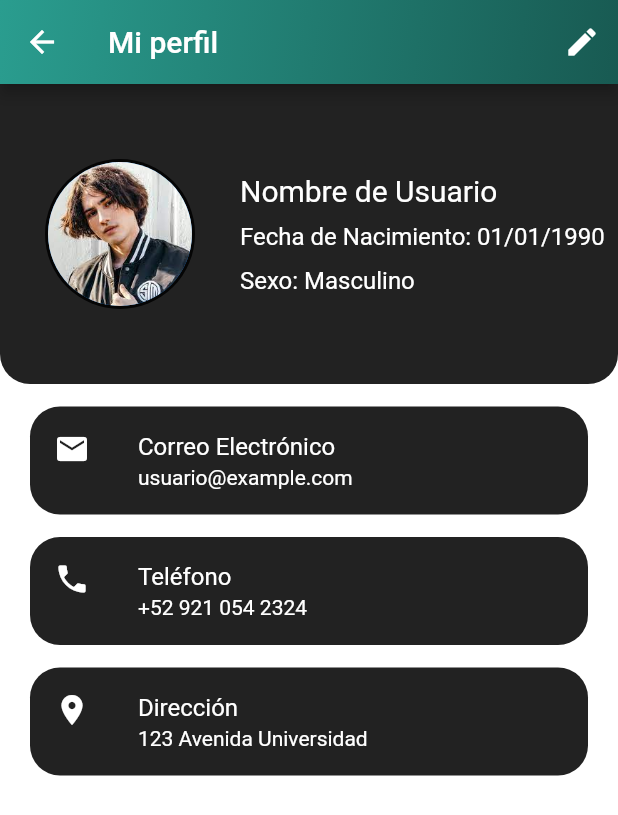
After one commit to WanderTheWeeb/Sante, a Flutter app: the UserProfile screen opened by its route, on a phone screen of 412 x 824 dp. The commit adds this screen. Shown: the top 815 px of the screen. Run offline on Flutter 3.47's test engine with Material 2 defaults, Android fonts, the light colour scheme and no system bars; our stand-ins replace shared_preferences, smooth_page_indicator; accounts and stored records are empty.

Commit message:
Antes de hacer una fusion con el anterior mi perfil

```diff
--- a/lib/main.dart
+++ b/lib/main.dart
@@ -1,6 +1,7 @@
 import 'package:flutter/material.dart';
 import 'package:sante2/src/screens/ChatScreen.dart';
 import 'package:sante2/src/screens/Sante.dart';
+import 'package:sante2/src/screens/Usuarios/UserProfile.dart';
 
 import 'src/screens/IntroductionScreen.dart';
 
@@ -16,6 +17,7 @@ class MyApp extends StatelessWidget {
         '/home' : (context) => const Sante(),
         '/IntroductionScreen' : (context) => const IntroductionScreen(),
         '/ChatScreen' : (context) => const ChatScreen(),
+        '/perfil' : (context) => const UserProfile(),
       },
       home: const IntroductionScreen(),
 
--- a/lib/src/screens/Sante.dart
+++ b/lib/src/screens/Sante.dart
@@ -47,18 +47,15 @@ class _SanteState extends State<Sante> {
               // Acción al presionar el botón de búsqueda
             },
           ),
-          IconButton(onPressed: () {
-
-          }, icon: const Icon(Icons.notifications)),
-          IconButton(onPressed: () {
-
-          }, icon: const Icon(Icons.more_horiz))
+          IconButton(onPressed: () {}, icon: const Icon(Icons.notifications)),
+          IconButton(onPressed: () {}, icon: const Icon(Icons.more_vert))
         ],
       ),
       body: const ChatScreen(),
       drawer: Drawer(
         width: 250,
-        shape: const RoundedRectangleBorder(borderRadius: BorderRadius.horizontal(right: Radius.circular(20)),
+        shape: const RoundedRectangleBorder(
+          borderRadius: BorderRadius.horizontal(right: Radius.circular(20)),
         ),
         child: Container(
           decoration: const BoxDecoration(
@@ -107,7 +104,8 @@ class _SanteState extends State<Sante> {
                           radius: 32,
                           child: CircleAvatar(
                             radius: 30,
-                            backgroundImage: AssetImage('assets/images/profileDefault.jpg'),
+                            backgroundImage:
+                                AssetImage('assets/images/profileDefault.jpg'),
                           ),
                         ),
                         SizedBox(width: 20),
@@ -133,13 +131,23 @@ class _SanteState extends State<Sante> {
                       ],
                     ),
                   ),
-                  const Divider(color: Colors.white, thickness: 3, indent: 15, endIndent: 15),
-                  TileDrawer('Mi perfil', Icons.account_circle),
-                  TileDrawer('Organizaciones', Icons.group),
-                  TileDrawer('Configuración', Icons.settings),
-                  TileDrawer('Sobre Nosotros', Icons.emoji_people),
-                  TileDrawer('Contáctanos', Icons.corporate_fare),
-                  TileDrawer('Soy Psicólogo', Icons.psychology),
+                  const Divider(
+                      color: Colors.white,
+                      thickness: 3,
+                      indent: 15,
+                      endIndent: 15),
+                  TileDrawer(
+                      context, 'perfil', 'Mi perfil', Icons.account_circle),
+                  TileDrawer(
+                      context, 'Organizaciones', 'Organizaciones', Icons.group),
+                  TileDrawer(context, 'Configuración', 'Configuración',
+                      Icons.settings),
+                  TileDrawer(
+                      context, 'AboutUs', 'Sobre Nosotros', Icons.emoji_people),
+                  TileDrawer(context, 'Contactanos', 'Contáctanos',
+                      Icons.corporate_fare),
+                  TileDrawer(
+                      context, 'Psycho', 'Soy Psicólogo', Icons.psychology),
                 ],
               ),
             ],
--- /dev/null
+++ b/lib/src/screens/Usuarios/UserProfile.dart
@@ -0,0 +1,147 @@
+import 'package:flutter/material.dart';
+
+class UserProfile extends StatelessWidget {
+  const UserProfile({Key? key}) : super(key: key);
+
+  @override
+  Widget build(BuildContext context) {
+    return Scaffold(
+      backgroundColor: Colors.white,
+      appBar: AppBar(
+        title: const Text('Mi perfil'),
+        flexibleSpace: Container(
+          decoration: const BoxDecoration(
+            gradient: LinearGradient(
+              colors: [
+                Color.fromRGBO(42, 157, 143, 1.0),
+                Color.fromRGBO(24, 90, 82, 1.0),
+              ],
+              begin: Alignment.topLeft,
+              end: Alignment.bottomRight,
+            ),
+          ),
+        ),
+        actions: [
+          IconButton(onPressed: () {}, icon: const Icon(Icons.edit)),
+        ],
+      ),
+      body: Column(
+        children: [
+          Container(
+            height: 200,
+            decoration: const BoxDecoration(
+              color: Colors.black87,
+              borderRadius: BorderRadius.only(
+                bottomLeft: Radius.circular(20),
+                bottomRight: Radius.circular(20),
+              ),
+            ),
+            child: const Row(
+              children: [
+                Padding(
+                  padding: EdgeInsets.all(30),
+                  child: CircleAvatar(
+                    backgroundColor: Colors.black87,
+                    radius: 50,
+                    child: CircleAvatar(
+                      radius: 48,
+                      backgroundImage: AssetImage('assets/images/profileDefault.jpg'),
+                    ),
+                  ),
+                ),
+                Expanded(
+                  child: Column(
+                    mainAxisAlignment: MainAxisAlignment.center,
+                    crossAxisAlignment: CrossAxisAlignment.start,
+                    children: [
+                      Text(
+                        'Nombre de Usuario',
+                        style: TextStyle(color: Colors.white, fontSize: 20),
+                      ),
+                      SizedBox(height: 10),
+                      Text(
+                        'Fecha de Nacimiento: 01/01/1990',
+                        style: TextStyle(color: Colors.white, fontSize: 16),
+                      ),
+                      SizedBox(height: 10),
+                      Text(
+                        'Sexo: Masculino',
+                        style: TextStyle(color: Colors.white, fontSize: 16),
+                      ),
+                    ],
+                  ),
+                ),
+              ],
+            ),
+          ),
+          const SizedBox(height: 15),
+          Container(
+            margin: const EdgeInsets.symmetric(horizontal: 20),
+            decoration: BoxDecoration(
+              color: Colors.black87,
+              borderRadius: BorderRadius.circular(20),
+            ),
+            child: const ListTile(
+              title: Text(
+                'Correo Electrónico',
+                style: TextStyle(color: Colors.white),
+              ),
+              subtitle: Text(
+                'usuario@example.com',
+                style: TextStyle(color: Colors.white),
+              ),
+              leading: Icon(
+                Icons.email,
+                color: Colors.white,
+              ),
+            ),
+          ),
+          const SizedBox(height: 15),
+          Container(
+            margin: const EdgeInsets.symmetric(horizontal: 20),
+            decoration: BoxDecoration(
+              color: Colors.black87,
+              borderRadius: BorderRadius.circular(20),
+            ),
+            child: const ListTile(
+              title: Text(
+                'Teléfono',
+                style: TextStyle(color: Colors.white),
+              ),
+              subtitle: Text(
+                '+52 921 054 2324',
+                style: TextStyle(color: Colors.white),
+              ),
+              leading: Icon(
+                Icons.phone,
+                color: Colors.white,
+              ),
+            ),
+          ),
+          const SizedBox(height: 15),
+          Container(
+            margin: const EdgeInsets.symmetric(horizontal: 20),
+            decoration: BoxDecoration(
+              color: Colors.black87,
+              borderRadius: BorderRadius.circular(20),
+            ),
+            child: const ListTile(
+              title: Text(
+                'Dirección',
+                style: TextStyle(color: Colors.white),
+              ),
+              subtitle: Text(
+                '123 Avenida Universidad',
+                style: TextStyle(color: Colors.white),
+              ),
+              leading: Icon(
+                Icons.location_on,
+                color: Colors.white,
+              ),
+            ),
+          ),
+        ],
+      ),
+    );
+  }
+}
--- a/lib/utils/utils.dart
+++ b/lib/utils/utils.dart
@@ -24,8 +24,12 @@ Widget TextSectionV1(String title, String text) => Column(
       ],
     );
 
-Widget TileDrawer(String title, IconData iconData) {
+Widget TileDrawer(BuildContext context, String folderName, String title, IconData iconData) {
+  final route = '/$folderName'; // Aquí se concatena el nombre de la carpeta
   return ListTile(
+    onTap: () {
+      Navigator.pushNamed(context, route);
+    },
     title: Text(
       title,
       style: const TextStyle(color: Colors.white),
```
